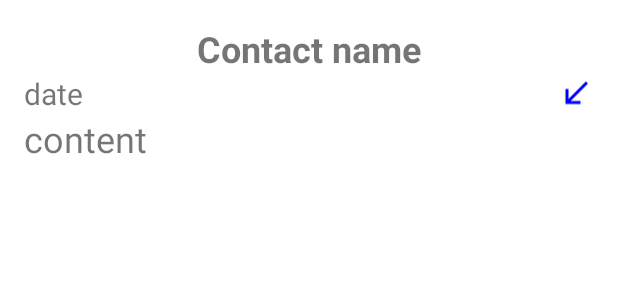
After one commit to kjarmoszko/FlicOn, an Android app: the layout sms_item.xml on its own in the app's theme, with its tools: preview values and no code run, on a phone screen of 412 x 824 dp. The commit adds this screen. Shown: the top 300 px of the screen. Run offline under Robolectric (Android 15) with nearby library versions, the phone set to English and light mode, and no system bars.

Commit message:
Sms View

```diff
--- a/app/src/main/java/com/example/flicon/phone/SendSmsActivity.java
+++ b/app/src/main/java/com/example/flicon/phone/SendSmsActivity.java
@@ -51,7 +51,10 @@ public class SendSmsActivity extends AppCompatActivity {
                 if (number.length() > 0 && message.length() > 0)
                     if (ContextCompat.checkSelfPermission(SendSmsActivity.this, Manifest.permission.SEND_SMS) != PackageManager.PERMISSION_GRANTED) {
                         ActivityCompat.requestPermissions(SendSmsActivity.this, new String[]{Manifest.permission.SEND_SMS}, SEND_SMS);
-                    } else
+                    } else if (ContextCompat.checkSelfPermission(SendSmsActivity.this, Manifest.permission.RECEIVE_SMS) != PackageManager.PERMISSION_GRANTED) {
+                    ActivityCompat.requestPermissions(SendSmsActivity.this, new String[]{Manifest.permission.RECEIVE_SMS}, SEND_SMS); }
+
+                else
                         sendSMS(number, message);
                 else
                     Toast.makeText(getApplicationContext(), "Enter phone number and message", Toast.LENGTH_LONG).show();
--- /dev/null
+++ b/app/src/main/res/layout/sms_item.xml
@@ -0,0 +1,44 @@
+<?xml version="1.0" encoding="utf-8"?>
+<TableLayout xmlns:android="http://schemas.android.com/apk/res/android"
+    android:orientation="horizontal"
+    android:paddingLeft="16dp"
+    android:paddingRight="16dp"
+    android:paddingTop="16dp"
+    android:paddingBottom="16dp"
+    android:layout_width="match_parent"
+    android:layout_height="match_parent">
+
+
+    <TextView
+        android:layout_width="match_parent"
+        android:layout_height="wrap_content"
+        android:orientation="vertical"
+        android:text="Contact name"
+        android:textAlignment="center"
+        android:textSize="24dp"
+        android:textStyle="bold"
+        android:id="@+id/smsItemAddress"/>
+    <TableRow
+        android:layout_width="match_parent"
+        android:layout_height="match_parent">
+    <TextView
+        android:layout_width="match_parent"
+        android:layout_height="wrap_content"
+        android:text="date"
+        android:textSize="20dp"
+        android:layout_weight="1"
+        android:id="@+id/smsItemDate"/>
+        <ImageView android:layout_width="match_parent"
+            android:layout_height="match_parent"
+            android:layout_alignParentRight="true"
+            android:src="@drawable/call_received_icon"
+            android:id="@+id/smsDestinationIcon"/>
+    </TableRow>
+    <TextView
+        android:layout_width="match_parent"
+        android:layout_height="wrap_content"
+        android:text="content"
+        android:textSize="24dp"
+        android:id="@+id/smsItemContent" />
+
+</TableLayout>
--- a/build.gradle
+++ b/build.gradle
@@ -5,7 +5,7 @@ buildscript {
         mavenCentral()
     }
     dependencies {
-        classpath 'com.android.tools.build:gradle:7.0.4'
+        classpath 'com.android.tools.build:gradle:7.1.0'
         classpath "org.jetbrains.kotlin:kotlin-gradle-plugin:1.5.30"
         // NOTE: Do not place your application dependencies here; they belong
         // in the individual module build.gradle files
```
Also changed, not shown: app/src/main/AndroidManifest.xml (+11 -1 lines), app/src/main/java/com/example/flicon/MainActivity.java (+5 -3 lines), app/src/main/java/com/example/flicon/phone/Sms.java (added, +62 -0 lines), app/src/main/java/com/example/flicon/phone/SmsActivity.java (added, +90 -0 lines), app/src/main/java/com/example/flicon/phone/SmsAdapter.java (added, +81 -0 lines), app/src/main/java/com/example/flicon/phone/SmsReceiver.java (added, +18 -0 lines), app/src/main/res/layout/activity_sms.xml (added, +14 -0 lines), gradle/wrapper/gradle-wrapper.properties.
